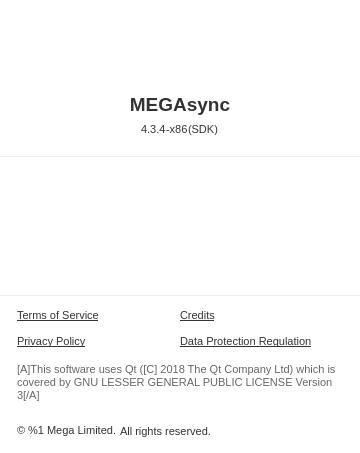
Qt form src/MEGASync/gui/macx/ChangeLogDialog.ui (meganz/MEGAsync) before a commit.
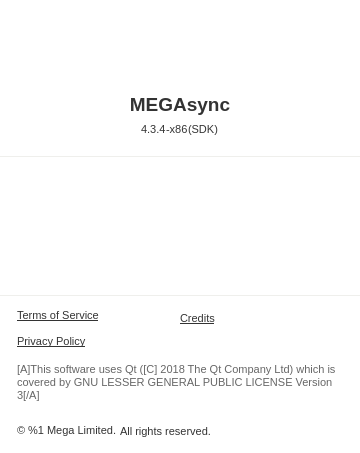
The same form after that commit. Icons and pictures are not drawn. Custom widgets are drawn as their Qt base class.

Commit message: Remove GDPR clickable link from About window

Patch:
```diff
--- a/src/MEGASync/gui/macx/ChangeLogDialog.ui
+++ b/src/MEGASync/gui/macx/ChangeLogDialog.ui
@@ -494,28 +494,6 @@
          </item>
          <item>
           <layout class="QHBoxLayout" name="horizontalLayout_7">
-           <item>
-            <widget class="ClickableLabel" name="bGDPR">
-             <property name="sizePolicy">
-              <sizepolicy hsizetype="Expanding" vsizetype="Preferred">
-               <horstretch>0</horstretch>
-               <verstretch>0</verstretch>
-              </sizepolicy>
-             </property>
-             <property name="minimumSize">
-              <size>
-               <width>135</width>
-               <height>0</height>
-              </size>
-             </property>
-             <property name="text">
-              <string>Data Protection Regulation</string>
-             </property>
-             <property name="wordWrap">
-              <bool>true</bool>
-             </property>
-            </widget>
-           </item>
            <item>
             <spacer name="horizontalSpacer_6">
              <property name="orientation">
```
The commit also changes 4 other files.
